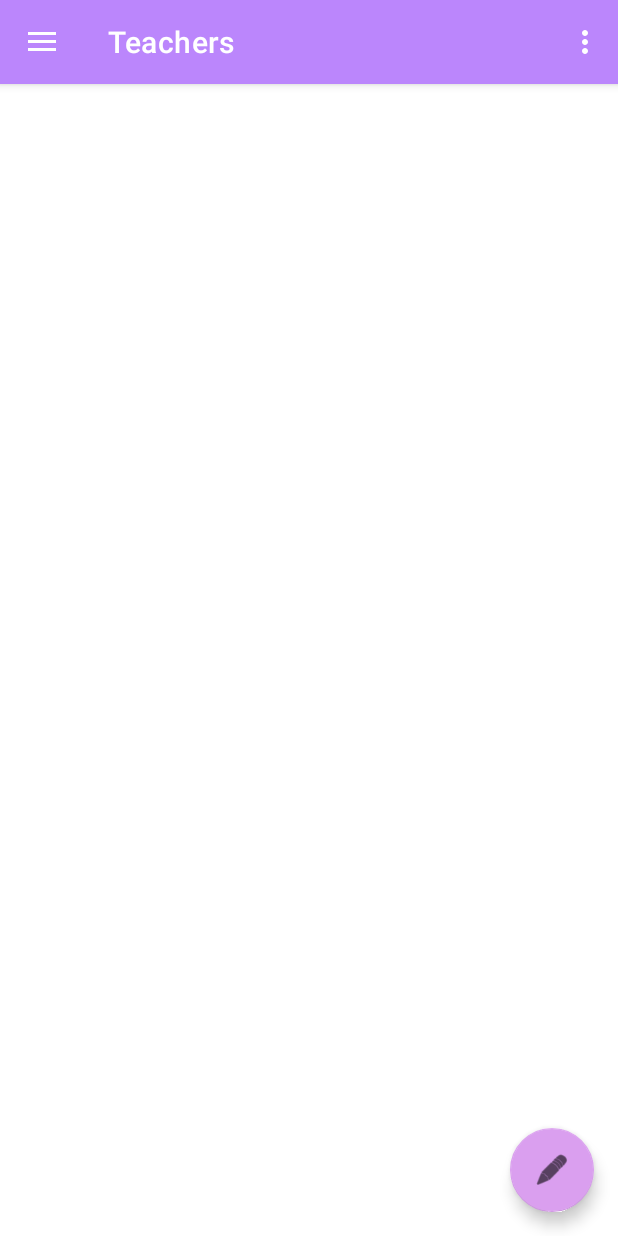
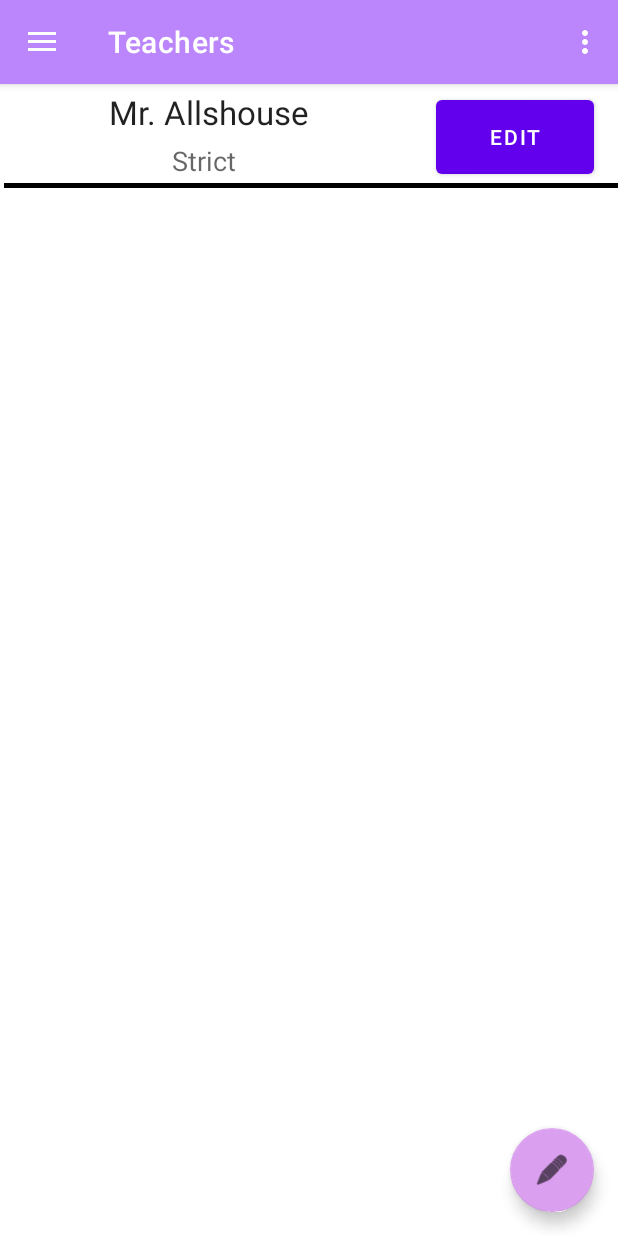
Before and after one commit to ashmithry/GradingHat, an Android app: the screen it shows after launch (MainActivity), in the side drawer, after a tap on "Teachers", on a phone screen of 412 x 824 dp. Run offline under Robolectric (Android 15) with nearby library versions, the phone set to English and light mode, and no system bars; our stand-ins replace navigation-ui; libraries missing offline, so code that uses them is left out: org.apache.poi.

Commit message:
Replaced Logos for Pages and added Teacher List Recycler

```diff
--- /dev/null
+++ b/app/src/main/java/com/example/cac2023/ui/teachers/TeachersAdapter.java
@@ -0,0 +1,80 @@
+package com.example.cac2023.ui.teachers;
+
+import android.view.LayoutInflater;
+import android.view.View;
+import android.view.ViewGroup;
+import android.widget.Button;
+import android.widget.TextView;
+
+import androidx.annotation.NonNull;
+import androidx.recyclerview.widget.RecyclerView;
+
+import com.example.cac2023.R;
+import com.example.cac2023.backend.Paper;
+import com.example.cac2023.backend.Teacher;
+
+import org.apache.poi.ss.formula.functions.T;
+import org.json.JSONException;
+
+import java.util.ArrayList;
+
+public class TeachersAdapter extends RecyclerView.Adapter<TeachersAdapter.TeacherHolder> {
+
+    public ArrayList<Teacher> teachers;
+    public static class TeacherHolder extends RecyclerView.ViewHolder {
+        public final TextView teacherName, teacherLeniency;
+        public final Button editButton;
+
+        public TeacherHolder(View view) {
+            super(view);
+            teacherName = view.findViewById(R.id.teachers_recycler_teacher_text);
+            teacherLeniency= view.findViewById(R.id.teachers_recycler_teacher_leniency);
+            editButton = view.findViewById(R.id.teachers_recycler_edit_button);
+        }
+
+    }
+
+    public TeachersAdapter()
+    {
+        teachers = new ArrayList<>();
+
+        for(int i = 0; i < Teacher.teacherList.length(); i++)
+        {
+            Teacher t = null;
+            try {
+                t = new Teacher(Teacher.teacherList.getJSONObject(i));
+            } catch (JSONException e) {
+                throw new RuntimeException(e);
+            }
+            teachers.add(t);
+        }
+
+        if(teachers.size() == 0)
+        {
+            teachers.add(Teacher.createTeacher("Mr. Allshouse", "Strict"));
+        }
+    }
+
+    // Create new views (invoked by the layout manager)
+    @NonNull
+    @Override
+    public TeacherHolder onCreateViewHolder(ViewGroup viewGroup, int viewType) {
+        View view = LayoutInflater.from(viewGroup.getContext())
+                .inflate(R.layout.teacher_recycler_layout, viewGroup, false);
+
+        return new TeacherHolder(view);
+    }
+
+    // Replace the contents of a view (invoked by the layout manager)
+    @Override
+    public void onBindViewHolder(@NonNull TeacherHolder viewHolder, final int position)
+    {
+        viewHolder.teacherName.setText(teachers.get(position).name);
+        viewHolder.teacherLeniency.setText(teachers.get(position).leniency);
+    }
+    // Return the size of your dataset (invoked by the layout manager)
+    @Override
+    public int getItemCount() {
+        return teachers.size();
+    }
+}
--- a/app/src/main/java/com/example/cac2023/ui/teachers/TeachersFragment.java
+++ b/app/src/main/java/com/example/cac2023/ui/teachers/TeachersFragment.java
@@ -9,18 +9,29 @@ import android.widget.TextView;
 import androidx.annotation.NonNull;
 import androidx.fragment.app.Fragment;
 import androidx.lifecycle.ViewModelProvider;
+import androidx.recyclerview.widget.LinearLayoutManager;
+import androidx.recyclerview.widget.RecyclerView;
 
 import com.example.cac2023.databinding.FragmentTeachersBinding;
+import com.example.cac2023.ui.papers.PaperAdapter;
 
 public class TeachersFragment extends Fragment {
 
     private FragmentTeachersBinding binding;
+    private RecyclerView.LayoutManager layoutMgr;
+    private RecyclerView rv;
 
     public View onCreateView(@NonNull LayoutInflater inflater,
                              ViewGroup container, Bundle savedInstanceState) {
 
         binding = FragmentTeachersBinding.inflate(inflater, container, false);
         View root = binding.getRoot();
+
+        rv = binding.teachersListRecycler;
+
+        layoutMgr = new LinearLayoutManager(getActivity());
+        rv.setLayoutManager(layoutMgr);
+        rv.setAdapter(new TeachersAdapter());
 
         return root;
     }
--- a/app/src/main/res/layout/fragment_teachers.xml
+++ b/app/src/main/res/layout/fragment_teachers.xml
@@ -6,17 +6,14 @@
     android:layout_height="match_parent"
     tools:context=".ui.teachers.TeachersFragment">
 
-    <TextView
-        android:id="@+id/text_home"
+    <androidx.recyclerview.widget.RecyclerView
         android:layout_width="match_parent"
-        android:layout_height="wrap_content"
-        android:layout_marginStart="8dp"
-        android:layout_marginTop="8dp"
-        android:layout_marginEnd="8dp"
-        android:textAlignment="center"
-        android:textSize="20sp"
+        android:layout_height="match_parent"
+        android:orientation="vertical"
         app:layout_constraintBottom_toBottomOf="parent"
         app:layout_constraintEnd_toEndOf="parent"
         app:layout_constraintStart_toStartOf="parent"
-        app:layout_constraintTop_toTopOf="parent" />
+        app:layout_constraintTop_toTopOf="parent"
+        android:scrollbars="vertical"
+        android:id="@+id/teachers_list_recycler"/>
 </androidx.constraintlayout.widget.ConstraintLayout>
--- a/app/src/main/res/layout/paper_recycler_layout.xml
+++ b/app/src/main/res/layout/paper_recycler_layout.xml
@@ -63,5 +63,18 @@
         app:layout_constraintStart_toStartOf="parent"
         app:layout_constraintTop_toTopOf="parent" />
 
+    <View
+        android:id="@+id/divider2"
+        android:layout_width="409dp"
+        android:layout_height="3dp"
+        android:background="@color/black"
+
+        app:layout_constraintBottom_toBottomOf="parent"
+        app:layout_constraintEnd_toEndOf="parent"
+        app:layout_constraintHorizontal_bias="1.0"
+        app:layout_constraintStart_toStartOf="parent"
+        app:layout_constraintTop_toTopOf="parent"
+        app:layout_constraintVertical_bias="0.918" />
+
 
 </androidx.constraintlayout.widget.ConstraintLayout>
--- a/app/src/main/res/layout/teacher_recycler_layout.xml
+++ b/app/src/main/res/layout/teacher_recycler_layout.xml
@@ -14,7 +14,7 @@
         android:text="Mr. Allshouse"
         android:textAlignment="center"
 
-        android:textAppearance="@style/TextAppearance.AppCompat.Display1"
+        android:textAppearance="@style/TextAppearance.AppCompat.Large"
         app:layout_constraintBottom_toBottomOf="parent"
         app:layout_constraintEnd_toEndOf="parent"
         app:layout_constraintHorizontal_bias="0.026"
@@ -31,10 +31,11 @@
         app:layout_constraintEnd_toEndOf="parent"
         app:layout_constraintHorizontal_bias="0.947"
         app:layout_constraintStart_toStartOf="parent"
-        app:layout_constraintTop_toTopOf="parent" />
+        app:layout_constraintTop_toTopOf="parent"
+        app:layout_constraintVertical_bias="0.357" />
 
     <TextView
-        android:id="@+id/textView"
+        android:id="@+id/teachers_recycler_teacher_leniency"
         android:layout_width="214dp"
         android:layout_height="29dp"
         android:text="TextView"
@@ -43,10 +44,23 @@
 
         app:layout_constraintBottom_toBottomOf="parent"
         app:layout_constraintEnd_toEndOf="parent"
-        app:layout_constraintHorizontal_bias="0.081"
+        app:layout_constraintHorizontal_bias="0.147"
         app:layout_constraintStart_toStartOf="parent"
         app:layout_constraintTop_toTopOf="parent"
-        app:layout_constraintVertical_bias="1.0" />
+        app:layout_constraintVertical_bias="0.847" />
+
+    <View
+        android:id="@+id/divider2"
+        android:layout_width="409dp"
+        android:layout_height="3dp"
+        android:background="@color/black"
+
+        app:layout_constraintBottom_toBottomOf="parent"
+        app:layout_constraintEnd_toEndOf="parent"
+        app:layout_constraintHorizontal_bias="1.0"
+        app:layout_constraintStart_toStartOf="parent"
+        app:layout_constraintTop_toTopOf="parent"
+        app:layout_constraintVertical_bias="0.918" />
 
 
 </androidx.constraintlayout.widget.ConstraintLayout>
--- a/app/src/main/res/menu/activity_main_drawer.xml
+++ b/app/src/main/res/menu/activity_main_drawer.xml
@@ -6,19 +6,19 @@
     <group android:checkableBehavior="single">
         <item
             android:id="@+id/nav_dashboard"
-            android:icon="@drawable/ic_menu_camera"
+            android:icon="@drawable/ic_dashboard"
             android:title="Dashboard" />
         <item
             android:id="@+id/nav_papers"
-            android:icon="@drawable/ic_menu_gallery"
+            android:icon="@drawable/ic_papers"
             android:title="Papers" />
         <item
             android:id="@+id/nav_rubrics"
-            android:icon="@drawable/ic_menu_slideshow"
+            android:icon="@drawable/ic_rubrics"
             android:title="Rubrics" />
         <item
             android:id="@+id/nav_teachers"
-            android:icon="@drawable/ic_menu_slideshow"
+            android:icon="@drawable/ic_teachers"
             android:title="Teachers" />
     </group>
 </menu>
```
